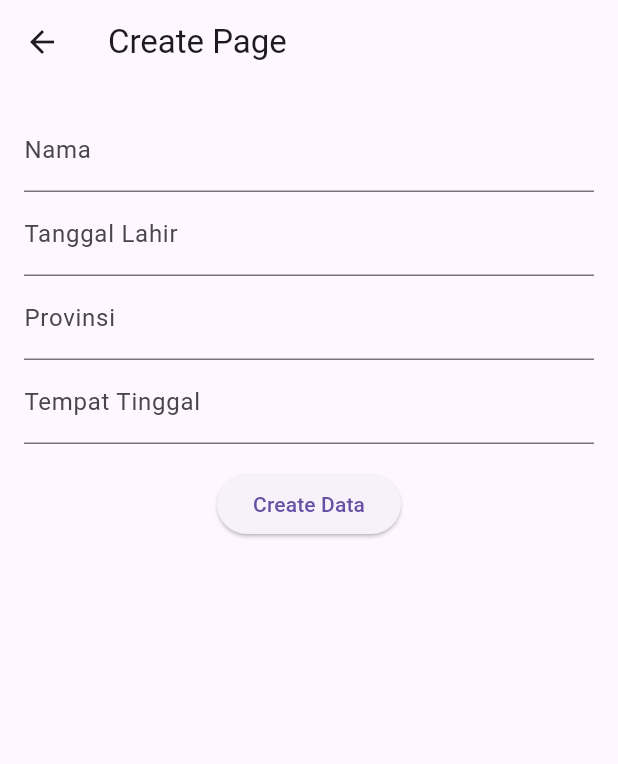
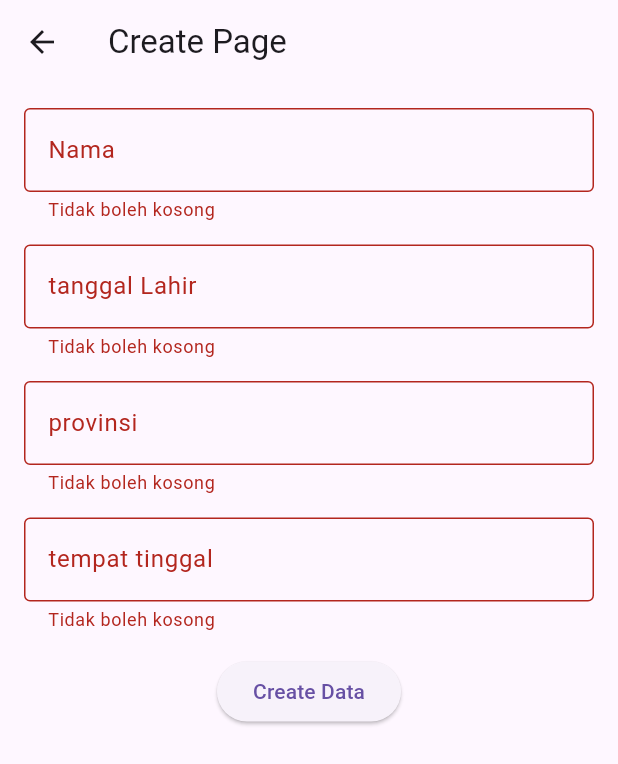
Before and after one commit to tonyafriyanto48/tugas-KTP, a Flutter app: the CreatePage screen opened directly, after a tap on "Create Data", on a phone screen of 412 x 824 dp. Shown: the top 764 px of the screen. Run offline on Flutter 3.47's test engine with Material 3 defaults, Android fonts, the phone set to English and light mode, and no system bars; our stand-ins replace get.

Commit message:
sudah ok

```diff
--- a/lib/screen/create.dart
+++ b/lib/screen/create.dart
@@ -8,27 +8,23 @@ class CreatePage extends StatefulWidget {
 }
 
 class _CreatePageState extends State<CreatePage> {
-  // Inisialisasi controller untuk setiap input field
   late TextEditingController namaController;
   late TextEditingController tanggalLahirController;
   late TextEditingController provinsiController;
   late TextEditingController tempatTinggalController;
+  final _formKey = GlobalKey<FormState>(); // Add this line
 
   @override
   void initState() {
     super.initState();
-
-    // Inisialisasi controller saat widget diinisialisasi
     namaController = TextEditingController();
     tanggalLahirController = TextEditingController();
     provinsiController = TextEditingController();
     tempatTinggalController = TextEditingController();
   }
 
-  // Fungsi untuk membuat data baru
   Future<void> createData() async {
-    final url =
-        "http://192.168.11.15/php_data/create.php"; // Ganti dengan URL PHP script Anda
+    final url = "http://192.168.11.15/php_data/create.php";
 
     final response = await http.post(
       Uri.parse(url),
@@ -43,12 +39,9 @@ class _CreatePageState extends State<CreatePage> {
     if (response.statusCode == 200) {
       final Map<String, dynamic> data = json.decode(response.body);
       print(data['message']);
-
-      // Opsional: Navigasi kembali ke halaman sebelumnya (index page)
       Navigator.pop(context);
     } else {
-      print("Gagal membuat data. Error: ${response.reasonPhrase}");
-      // Handle error, tampilkan snackbar, atau pesan error
+      print("Failed to create data. Error: ${response.reasonPhrase}");
     }
   }
 
@@ -60,40 +53,86 @@ class _CreatePageState extends State<CreatePage> {
       ),
       body: Padding(
         padding: const EdgeInsets.all(16.0),
+        child: Form(
+          // Wrap your form with a Form widget
+          key: _formKey,
           child: Column(
             children: [
-            // Input field untuk nama
-            TextField(
+              TextFormField(
+                // Use TextFormField instead of TextField
                 controller: namaController,
-              decoration: InputDecoration(labelText: 'Nama'),
+                decoration: InputDecoration(
+                  labelText: 'Nama',
+                  border: OutlineInputBorder(
+                    borderRadius: BorderRadius.circular(4.0),
                   ),
-
-            // Input field untuk tanggal lahir
-            TextField(
+                ),
+                validator: (value) {
+                  if (value!.isEmpty) {
+                    return 'Tidak boleh kosong';
+                  }
+                  return null;
+                },
+              ),
+              SizedBox(height: 15),
+              TextFormField(
                 controller: tanggalLahirController,
-              decoration: InputDecoration(labelText: 'Tanggal Lahir'),
+                decoration: InputDecoration(
+                  labelText: 'tanggal Lahir',
+                  border: OutlineInputBorder(
+                    borderRadius: BorderRadius.circular(4.0),
                   ),
-
-            // Input field untuk provinsi
-            TextField(
+                ),
+                validator: (value) {
+                  if (value!.isEmpty) {
+                    return 'Tidak boleh kosong';
+                  }
+                  return null;
+                },
+              ),
+              SizedBox(height: 15),
+              TextFormField(
                 controller: provinsiController,
-              decoration: InputDecoration(labelText: 'Provinsi'),
+                decoration: InputDecoration(
+                  labelText: 'provinsi',
+                  border: OutlineInputBorder(
+                    borderRadius: BorderRadius.circular(4.0),
                   ),
-
-            // Input field untuk tempat tinggal
-            TextField(
+                ),
+                validator: (value) {
+                  if (value!.isEmpty) {
+                    return 'Tidak boleh kosong';
+                  }
+                  return null;
+                },
+              ),
+              SizedBox(height: 15),
+              TextFormField(
                 controller: tempatTinggalController,
-              decoration: InputDecoration(labelText: 'Tempat Tinggal'),
+                decoration: InputDecoration(
+                  labelText: 'tempat tinggal',
+                  border: OutlineInputBorder(
+                    borderRadius: BorderRadius.circular(4.0),
                   ),
-
+                ),
+                validator: (value) {
+                  if (value!.isEmpty) {
+                    return 'Tidak boleh kosong';
+                  }
+                  return null;
+                },
+              ),
               SizedBox(height: 16),
-
-            // Tombol untuk membuat data baru
               ElevatedButton(
-              onPressed: createData,
+                onPressed: () {
+                  if (_formKey.currentState!.validate()) {
+                    createData();
+                  }
+                },
                 child: Text('Create Data'),
               ),
             ],
+          ),
         ),
       ),
     );
@@ -101,7 +140,6 @@ class _CreatePageState extends State<CreatePage> {
 
   @override
   void dispose() {
-    // Membersihkan controller ketika widget di dispose
     namaController.dispose();
     tanggalLahirController.dispose();
     provinsiController.dispose();
--- a/pubspec.yaml
+++ b/pubspec.yaml
@@ -35,7 +35,8 @@ dependencies:
   # The following adds the Cupertino Icons font to your application.
   # Use with the CupertinoIcons class for iOS style icons.
   cupertino_icons: ^1.0.2
-
+  get:
+  shared_preferences: ^2.2.2
 dev_dependencies:
   flutter_test:
     sdk: flutter
@@ -57,6 +58,8 @@ flutter:
   # the material Icons class.
   uses-material-design: true
 
+assets:
+  -images/
   # To add assets to your application, add an assets section, like this:
   # assets:
   #   - images/a_dot_burr.jpeg
```
Also changed, not shown: lib/data.dart (deleted, +0 -65 lines), lib/form.dart (deleted, +0 -141 lines), lib/home.dart (+10 -10 lines), lib/main.dart (+4 -6 lines), lib/splash_screen.dart (+19 -58 lines), pubspec.lock, 1 other file. Lines whose indentation alone changed are shown as unchanged.
